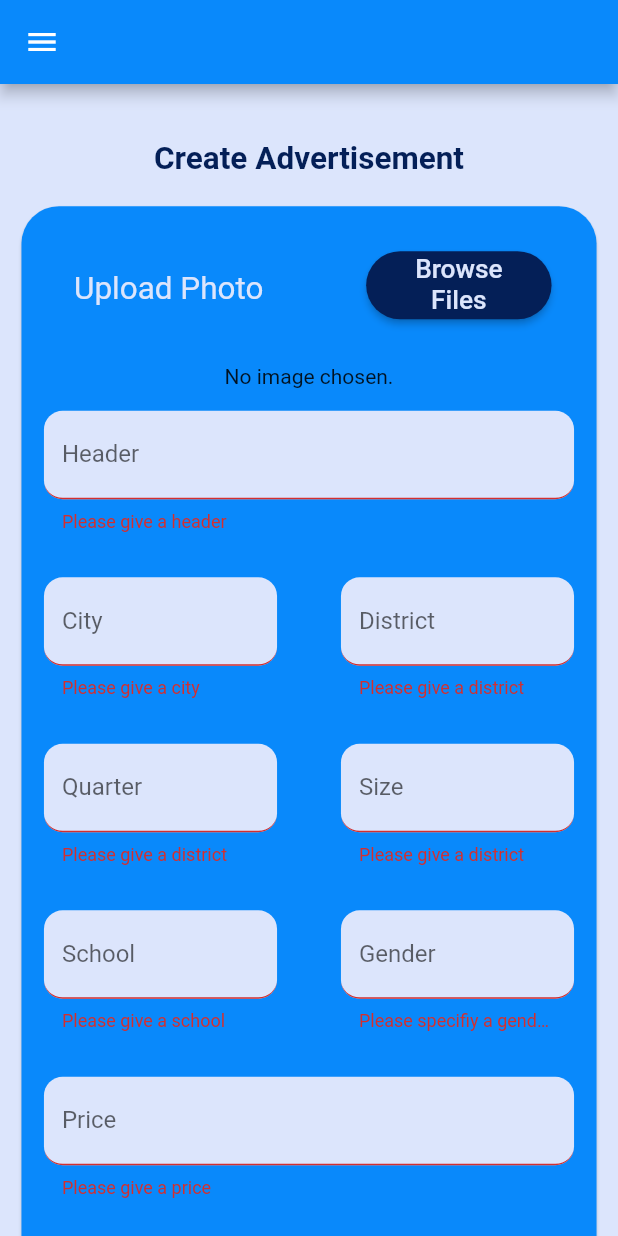
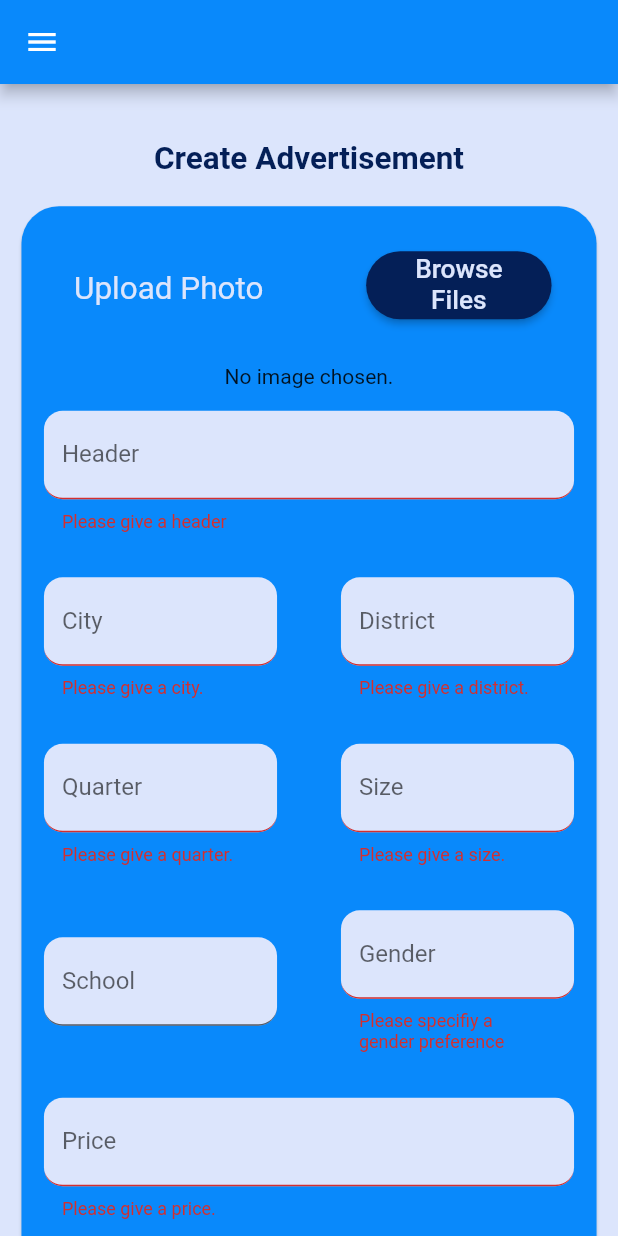
Before and after one commit to bunkieproject/bunkie_fe, a Flutter app: the CreateHouseAdPage screen opened directly with empty values, after a tap on "Submit", on a phone screen of 412 x 824 dp. Run offline on Flutter 3.47's test engine with Material 2 defaults, Android fonts, the phone set to English and light mode, and no system bars; our stand-ins replace image_picker.

```diff
--- a/lib/page/ad/create_house_ad.dart
+++ b/lib/page/ad/create_house_ad.dart
@@ -176,7 +176,7 @@ class _CreateHouseAdPageState extends State<CreateHouseAdPage> {
 
   String? _cityValidator(String? value) {
     if (value!.isEmpty) {
-      return "Please give a city";
+      return "Please give a city.";
     } else {
       _adFormData['city'] = value;
       return null;
@@ -185,7 +185,7 @@ class _CreateHouseAdPageState extends State<CreateHouseAdPage> {
 
   String? _districtValidator(String? value) {
     if (value!.isEmpty) {
-      return "Please give a district";
+      return "Please give a district.";
     } else {
       _adFormData['district'] = value;
       return null;
@@ -194,7 +194,7 @@ class _CreateHouseAdPageState extends State<CreateHouseAdPage> {
 
   String? _quarterValidator(String? value) {
     if (value!.isEmpty) {
-      return "Please give a district";
+      return "Please give a quarter.";
     } else {
       _adFormData['quarter'] = value;
       return null;
@@ -203,7 +203,9 @@ class _CreateHouseAdPageState extends State<CreateHouseAdPage> {
 
   String? _sizeValidator(String? value) {
     if (value!.isEmpty) {
-      return "Please give a district";
+      return "Please give a size.";
+    } else if (!value.contains("+")) {
+      return "Your size must\n be in the form:\nrooms+saloons";
     } else {
       _adFormData['number_of_rooms'] = value;
       return null;
@@ -212,7 +214,9 @@ class _CreateHouseAdPageState extends State<CreateHouseAdPage> {
 
   String? _priceValidator(String? value) {
     if (value!.isEmpty) {
-      return "Please give a price";
+      return "Please give a price.";
+    } else if (double.tryParse(value) == null) {
+      return "Please only use numbers!";
     } else {
       _adFormData['price'] = double.parse(value);
       return null;
@@ -221,7 +225,9 @@ class _CreateHouseAdPageState extends State<CreateHouseAdPage> {
 
   String? _descriptionValidator(String? value) {
     if (value!.isEmpty) {
-      return "Please give a price";
+      return "Please provide a description of your house.";
+    } else if (value.length > 700) {
+      return "Length cannot be bigger than 700!";
     } else {
       _adFormData['description'] = value;
       return null;
@@ -230,9 +236,24 @@ class _CreateHouseAdPageState extends State<CreateHouseAdPage> {
 
   String? _schoolValidator(String? value) {
     if (value!.isEmpty) {
-      return "Please give a school";
+      return null;
+    } else if (value.length > 150) {
+      return "Length cannot be\nbigger than 150!";
     } else {
       _adFormData['school'] = value;
+      return null;
+    }
+  }
+
+  String? _genderValidator(String? value) {
+    if (value!.isEmpty) {
+      return "Please specifiy a\ngender preference";
+    } else if (value.toLowerCase() != "female" &&
+        value.toLowerCase() != "male" &&
+        value != "") {
+      return "Please specify a gender\npreference: Female, \nMale or None";
+    } else {
+      _adFormData['gender_preferred'] = value;
       return null;
     }
   }
@@ -241,19 +262,6 @@ class _CreateHouseAdPageState extends State<CreateHouseAdPage> {
     if (imageFileList!.isEmpty) {
       return "Please select an image.";
     } else {
-      return null;
-    }
-  }
-
-  String? _genderValidator(String? value) {
-    if (value!.isEmpty) {
-      return "Please specifiy a gender preference";
-    } else if (value.toLowerCase() != "female" &&
-        value.toLowerCase() != "male" &&
-        value != "") {
-      return "Please specify a gender preference: Female, Male or None";
-    } else {
-      _adFormData['gender_preferred'] = value;
       return null;
     }
   }
```
